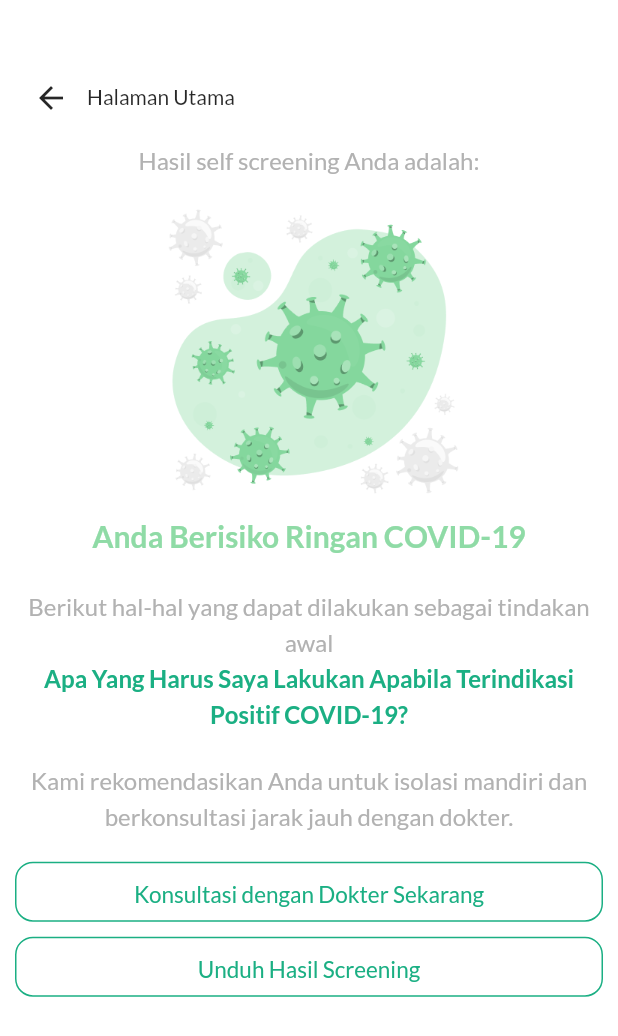
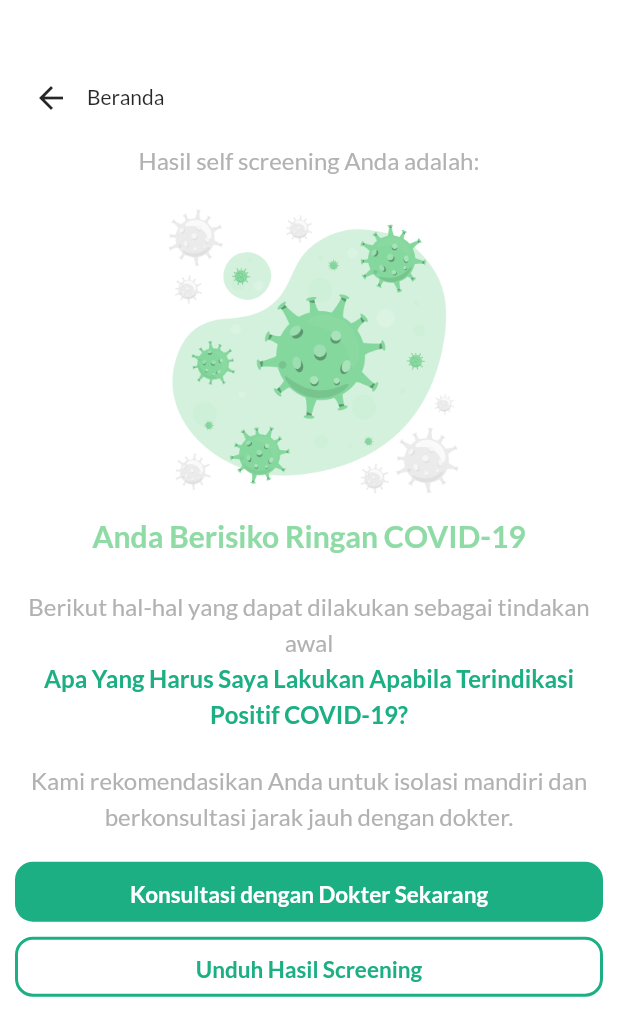
Before and after one commit to saskia-dwi-ulfah/HealthyIn, a Flutter app: the MildRecommendation screen opened directly, on a phone screen of 412 x 824 dp. Shown: the top 1036 px of the screen. Run offline on Flutter 3.47's test engine with Material 2 defaults, Android fonts, the phone set to English and light mode, and no system bars; our stand-ins replace cloud_firestore, firebase_auth, get, google_fonts, google_sign_in, open_file and 1 more; accounts and stored records are empty.

Commit message:
Change recommendation page layout

```diff
--- a/healthyin/lib/screens/Screening Result/recommendation_mild.dart
+++ b/healthyin/lib/screens/Screening Result/recommendation_mild.dart
@@ -33,7 +33,7 @@ class MildRecommendation extends StatelessWidget {
               },
               child: Row(children: [
                 const BackButton(color: Color.fromARGB(1000, 18, 18, 18)),
-                Text("Halaman Utama",
+                Text("Beranda",
                     style: GoogleFonts.lato(
                         fontSize: 14,
                         height: 1,
@@ -81,18 +81,18 @@ class MildRecommendation extends StatelessWidget {
               height: 40,
               width: w,
               color: Colors.white,
-              child: OutlinedButton(
+              child: TextButton(
                   onPressed: () {},
-                  style: OutlinedButton.styleFrom(
-                      side: const BorderSide(
-                          color: Color.fromARGB(1000, 4, 167, 119), width: 1),
+                  style: TextButton.styleFrom(
+                      backgroundColor: const Color.fromARGB(1000, 4, 167, 119),
                       shape: const RoundedRectangleBorder(
                           borderRadius: BorderRadius.all(Radius.circular(12)))),
                   child: Text("Konsultasi dengan Dokter Sekarang",
                       style: GoogleFonts.lato(
                           textStyle: const TextStyle(
                               fontSize: 15,
-                              color: Color.fromARGB(1000, 4, 167, 119),
+                              fontWeight: FontWeight.w600,
+                              color: Colors.white,
                               height: 1.5)))),
             ),
             const SizedBox(height: 10),
@@ -108,13 +108,14 @@ class MildRecommendation extends StatelessWidget {
                   },
                   style: OutlinedButton.styleFrom(
                       side: const BorderSide(
-                          color: Color.fromARGB(1000, 4, 167, 119), width: 1),
+                          color: Color.fromARGB(1000, 4, 167, 119), width: 2),
                       shape: const RoundedRectangleBorder(
                           borderRadius: BorderRadius.all(Radius.circular(12)))),
                   child: Text("Unduh Hasil Screening",
                       style: GoogleFonts.lato(
                           textStyle: const TextStyle(
                               fontSize: 15,
+                              fontWeight: FontWeight.w600,
                               color: Color.fromARGB(1000, 4, 167, 119),
                               height: 1.5)))),
             )
```
Also changed, not shown: healthyin/lib/main.dart (+6 -6 lines), healthyin/lib/screens/Hospital Page/hospital_page.dart (added, +17 -0 lines), healthyin/lib/screens/Screening Result/recommendation_moderate.dart (+8 -7 lines), healthyin/lib/screens/Screening Result/recommendation_severe.dart (+8 -7 lines), healthyin/lib/model/hospital_model.dart (added).
